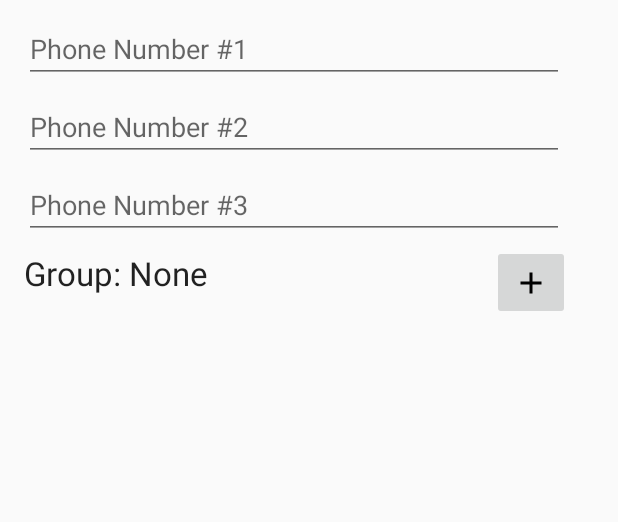
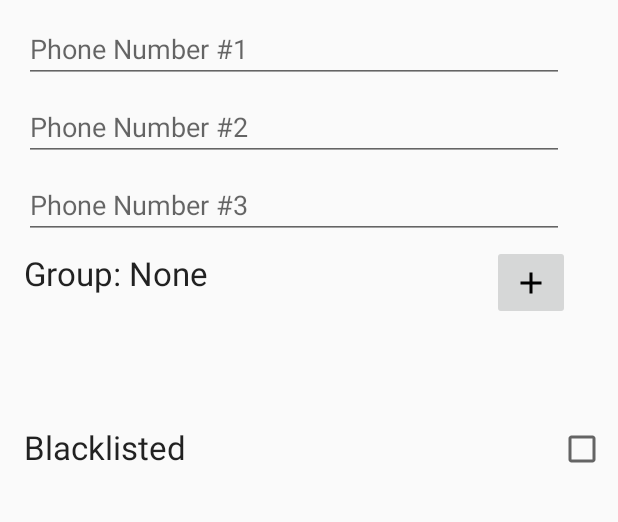
Before and after one commit to saipathuri/3354-Team_Too, an Android app: the EditContactActivity screen opened directly, with no data from a screen before it, on a phone screen of 412 x 824 dp, the part 289-811 px from its top. Run offline under Robolectric (Android 15) with nearby library versions, the phone set to English and light mode, and no system bars; 3 statements that could not run were skipped.

Commit message:
Finished blacklist feature

```diff
--- a/App/Contacts/app/src/main/res/layout/activity_edit_contact.xml
+++ b/App/Contacts/app/src/main/res/layout/activity_edit_contact.xml
@@ -175,5 +175,25 @@
             app:layout_constraintTop_toBottomOf="@+id/et_edit_contact_phone_number_3"
             app:srcCompat="@android:drawable/ic_dialog_email" />
 
+        <CheckedTextView
+            android:id="@+id/ctv_blacklist"
+            android:checkMark="?android:attr/listChoiceIndicatorMultiple"
+            android:checked="false"
+            android:layout_width="match_parent"
+            android:layout_height="40dp"
+            android:layout_marginBottom="8dp"
+            android:layout_marginEnd="8dp"
+            android:layout_marginStart="16dp"
+            android:layout_marginTop="8dp"
+            android:text="Blacklisted"
+            android:textAppearance="@android:style/TextAppearance.Material.Large"
+            app:layout_constraintBottom_toBottomOf="parent"
+            app:layout_constraintEnd_toEndOf="parent"
+            app:layout_constraintLeft_toLeftOf="parent"
+            app:layout_constraintRight_toRightOf="parent"
+            app:layout_constraintStart_toStartOf="parent"
+            app:layout_constraintTop_toBottomOf="@+id/btn_edit_contact_delete"
+            app:layout_constraintVertical_bias="0.0" />
+
     </android.support.constraint.ConstraintLayout>
 </android.support.design.widget.CoordinatorLayout>
```
Also changed, not shown: App/Contacts/app/src/main/java/me/saipathuri/contacts/Contact.java (+9 -0 lines), App/Contacts/app/src/main/java/me/saipathuri/contacts/EditContactActivity.java (+24 -1 lines), 2 other files.
